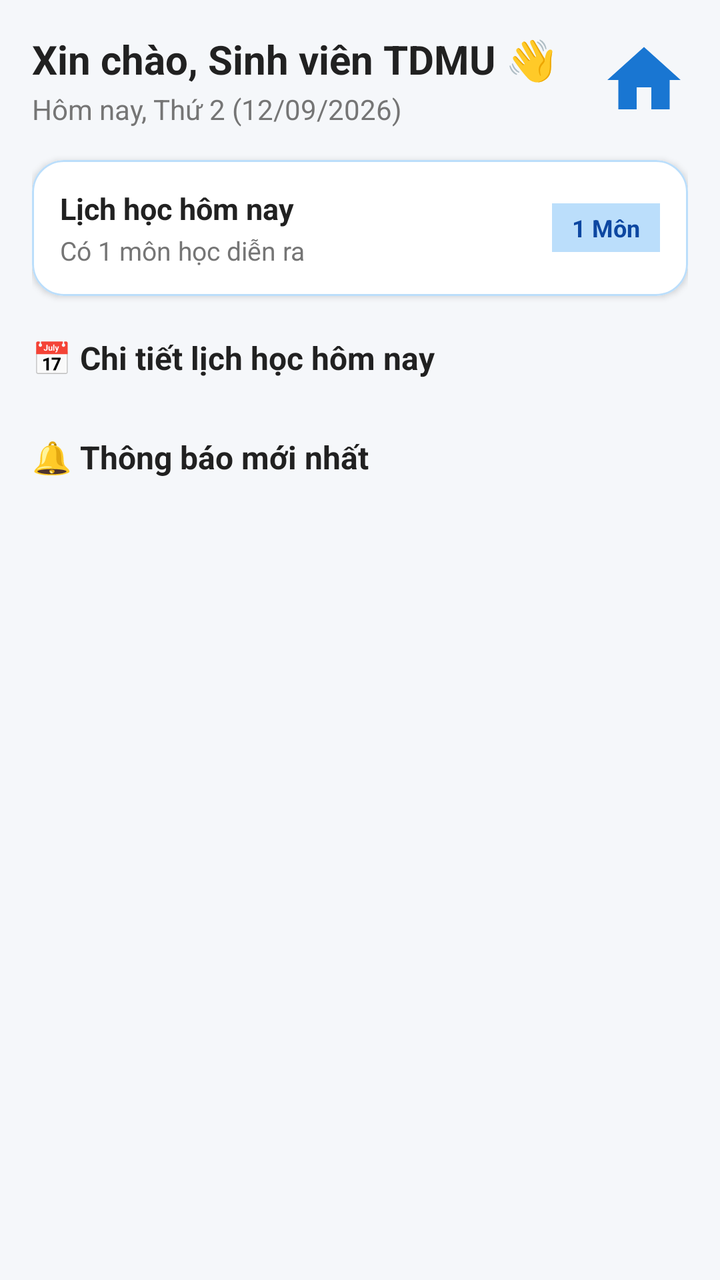
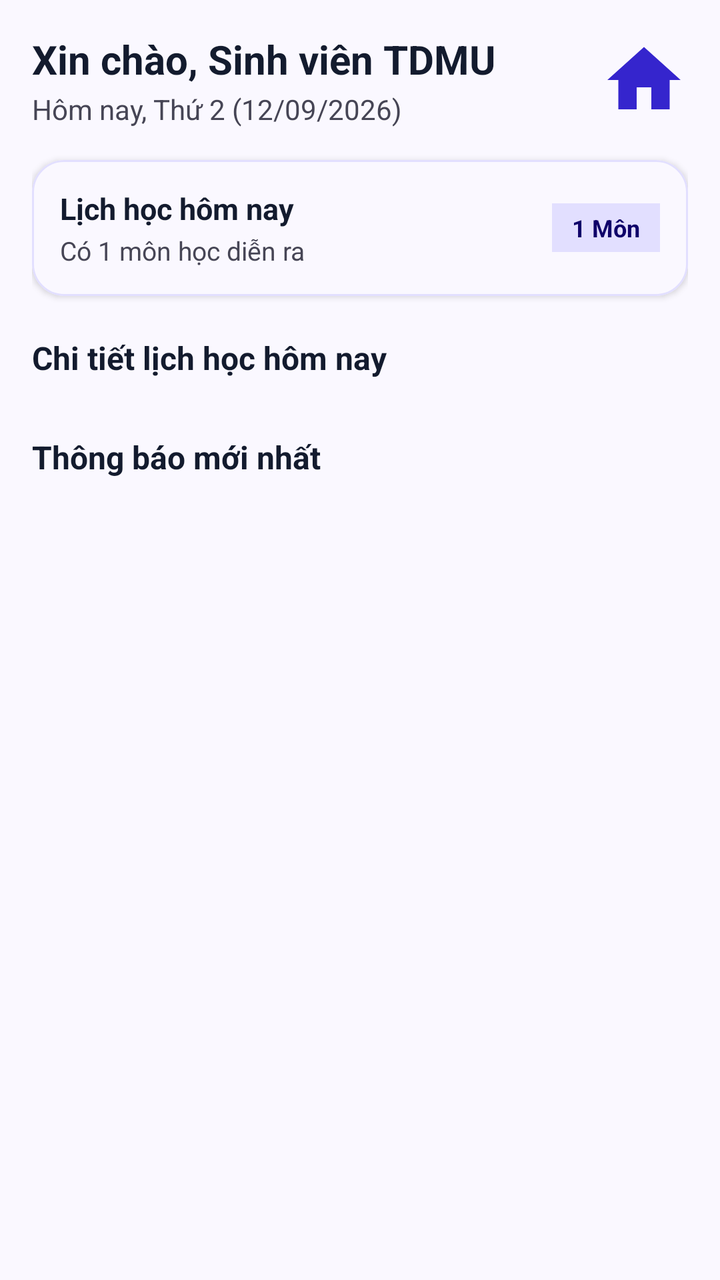

An Android layout rendered at two revisions. The XML below is the earlier revision; the diff shows what the commit changed to produce the second picture.
<!-- AndroidManifest.xml: application theme Theme.Schedule_TDMU -->
<!-- res/layout/fragment_home.xml -->
<?xml version="1.0" encoding="utf-8"?>
<ScrollView xmlns:android="http://schemas.android.com/apk/res/android"
    xmlns:app="http://schemas.android.com/apk/res-auto"
    android:layout_width="match_parent"
    android:layout_height="match_parent"
    android:background="@color/background"
    android:fillViewport="true">

    <LinearLayout
        android:layout_width="match_parent"
        android:layout_height="wrap_content"
        android:orientation="vertical"
        android:padding="16dp">

        
        <LinearLayout
            android:layout_width="match_parent"
            android:layout_height="wrap_content"
            android:gravity="center_vertical"
            android:orientation="horizontal">

            <LinearLayout
                android:layout_width="0dp"
                android:layout_height="wrap_content"
                android:layout_weight="1"
                android:orientation="vertical">

                <TextView
                    android:id="@+id/tv_greeting"
                    android:layout_width="wrap_content"
                    android:layout_height="wrap_content"
                    android:text="Xin chào, Sinh viên TDMU 👋"
                    android:textColor="@color/text_primary"
                    android:textSize="20sp"
                    android:textStyle="bold" />

                <TextView
                    android:id="@+id/tv_today_date"
                    android:layout_width="wrap_content"
                    android:layout_height="wrap_content"
                    android:layout_marginTop="2dp"
                    android:text="Hôm nay, Thứ 2 (12/09/2026)"
                    android:textColor="@color/text_secondary"
                    android:textSize="14sp" />
            </LinearLayout>

            <ImageView
                android:layout_width="44dp"
                android:layout_height="44dp"
                android:contentDescription="Avatar"
                android:src="@drawable/ic_home"
                app:tint="@color/primary" />
        </LinearLayout>

        
        <com.google.android.material.card.MaterialCardView
            android:id="@+id/card_today_summary"
            android:layout_width="match_parent"
            android:layout_height="wrap_content"
            android:layout_marginTop="16dp"
            app:cardBackgroundColor="@color/surface"
            app:cardCornerRadius="16dp"
            app:cardElevation="2dp"
            app:strokeColor="@color/primary_light"
            app:strokeWidth="1dp">

            <LinearLayout
                android:layout_width="match_parent"
                android:layout_height="wrap_content"
                android:gravity="center_vertical"
                android:orientation="horizontal"
                android:padding="14dp">

                <LinearLayout
                    android:layout_width="0dp"
                    android:layout_height="wrap_content"
                    android:layout_weight="1"
                    android:orientation="vertical">

                    <TextView
                        android:id="@+id/tv_summary_title"
                        android:layout_width="wrap_content"
                        android:layout_height="wrap_content"
                        android:text="Lịch học hôm nay"
                        android:textColor="@color/text_primary"
                        android:textSize="15sp"
                        android:textStyle="bold" />

                    <TextView
                        android:id="@+id/tv_summary_detail"
                        android:layout_width="wrap_content"
                        android:layout_height="wrap_content"
                        android:layout_marginTop="2dp"
                        android:text="Có 1 môn học diễn ra"
                        android:textColor="@color/text_secondary"
                        android:textSize="13sp" />
                </LinearLayout>

                <TextView
                    android:id="@+id/tv_summary_badge"
                    android:layout_width="wrap_content"
                    android:layout_height="wrap_content"
                    android:background="@color/primary_light"
                    android:paddingHorizontal="10dp"
                    android:paddingVertical="4dp"
                    android:text="1 Môn"
                    android:textColor="@color/primary_dark"
                    android:textSize="12sp"
                    android:textStyle="bold" />
            </LinearLayout>
        </com.google.android.material.card.MaterialCardView>

        
        <TextView
            android:layout_width="wrap_content"
            android:layout_height="wrap_content"
            android:layout_marginTop="20dp"
            android:layout_marginBottom="8dp"
            android:text="📅 Chi tiết lịch học hôm nay"
            android:textColor="@color/text_primary"
            android:textSize="16sp"
            android:textStyle="bold" />

        <androidx.recyclerview.widget.RecyclerView
            android:id="@+id/rv_today_schedule"
            android:layout_width="match_parent"
            android:layout_height="wrap_content"
            android:nestedScrollingEnabled="false" />

        
        <TextView
            android:layout_width="wrap_content"
            android:layout_height="wrap_content"
            android:layout_marginTop="20dp"
            android:layout_marginBottom="8dp"
            android:text="🔔 Thông báo mới nhất"
            android:textColor="@color/text_primary"
            android:textSize="16sp"
            android:textStyle="bold" />

        <androidx.recyclerview.widget.RecyclerView
            android:id="@+id/rv_recent_notifications"
            android:layout_width="match_parent"
            android:layout_height="wrap_content"
            android:nestedScrollingEnabled="false" />

    </LinearLayout>
</ScrollView>
<!-- resources referenced by this layout -->
<resources>
  <color name="background">#F5F7FA</color>
  <color name="primary">#1976D2</color>
  <color name="primary_dark">#0D47A1</color>
  <color name="primary_light">#BBDEFB</color>
  <color name="surface">#FFFFFF</color>
  <color name="text_primary">#212121</color>
  <color name="text_secondary">#757575</color>
  <!-- drawable ic_home (drawable) -->
  <vector xmlns:android="http://schemas.android.com/apk/res/android"
      android:width="24dp"
      android:height="24dp"
      android:viewportWidth="24"
      android:viewportHeight="24">
      <path
          android:fillColor="#FF000000"
          android:pathData="M10,20v-6h4v6h5v-8h3L12,3 2,12h3v8z"/>
  </vector>
  <style name="Theme.Schedule_TDMU" parent="Base.Theme.Schedule_TDMU" />
  <style name="Base.Theme.Schedule_TDMU" parent="Theme.Material3.DayNight.NoActionBar">
          
          
      </style>
</resources>

<!-- the commit's change to res/layout/fragment_home.xml (unified diff, before → after) -->
@@ -29,7 +29,7 @@
                     android:id="@+id/tv_greeting"
                     android:layout_width="wrap_content"
                     android:layout_height="wrap_content"
-                    android:text="Xin chào, Sinh viên TDMU 👋"
+                    android:text="Xin chào, Sinh viên TDMU"
                     android:textColor="@color/text_primary"
                     android:textSize="20sp"
                     android:textStyle="bold" />
@@ -116,7 +116,7 @@
             android:layout_height="wrap_content"
             android:layout_marginTop="20dp"
             android:layout_marginBottom="8dp"
-            android:text="📅 Chi tiết lịch học hôm nay"
+            android:text="Chi tiết lịch học hôm nay"
             android:textColor="@color/text_primary"
             android:textSize="16sp"
             android:textStyle="bold" />
@@ -133,7 +133,7 @@
             android:layout_height="wrap_content"
             android:layout_marginTop="20dp"
             android:layout_marginBottom="8dp"
-            android:text="🔔 Thông báo mới nhất"
+            android:text="Thông báo mới nhất"
             android:textColor="@color/text_primary"
             android:textSize="16sp"
             android:textStyle="bold" />
<!-- resource entries referenced after the edit -->
@@ -1,12 +1,12 @@
 <!-- resources referenced by this layout -->
 <resources>
-  <color name="background">#F5F7FA</color>
-  <color name="primary">#1976D2</color>
-  <color name="primary_dark">#0D47A1</color>
-  <color name="primary_light">#BBDEFB</color>
-  <color name="surface">#FFFFFF</color>
-  <color name="text_primary">#212121</color>
-  <color name="text_secondary">#757575</color>
+  <color name="background">#FAF8FF</color>
+  <color name="primary">#3525CD</color>
+  <color name="primary_dark">#0F0069</color>
+  <color name="primary_light">#E2DFFF</color>
+  <color name="surface">#FAF8FF</color>
+  <color name="text_primary">#131B2E</color>
+  <color name="text_secondary">#464555</color>
   <!-- drawable ic_home (drawable) -->
   <vector xmlns:android="http://schemas.android.com/apk/res/android"
       android:width="24dp"
@@ -18,9 +18,20 @@
           android:pathData="M10,20v-6h4v6h5v-8h3L12,3 2,12h3v8z"/>
   </vector>
   <style name="Theme.Schedule_TDMU" parent="Base.Theme.Schedule_TDMU" />
-  <style name="Base.Theme.Schedule_TDMU" parent="Theme.Material3.DayNight.NoActionBar">
-          
-          
+  <style name="Base.Theme.Schedule_TDMU" parent="Theme.Material3.Light.NoActionBar">
+          <item name="colorPrimary">@color/primary</item>
+          <item name="colorPrimaryContainer">@color/primary_container</item>
+          <item name="colorSecondary">@color/secondary</item>
+          <item name="colorTertiary">@color/tertiary</item>
+          <item name="colorError">@color/error</item>
+          <item name="android:statusBarColor">@color/surface_container_lowest</item>
+          <item name="android:windowLightStatusBar" tools:targetApi="m">true</item>
+          <item name="android:windowBackground">@color/background</item>
       </style>
+  <color name="primary_container">#4F46E5</color>
+  <color name="secondary">#0058BE</color>
+  <color name="tertiary">#005338</color>
+  <color name="error">#BA1A1A</color>
+  <color name="surface_container_lowest">#FFFFFF</color>
 </resources>
 
